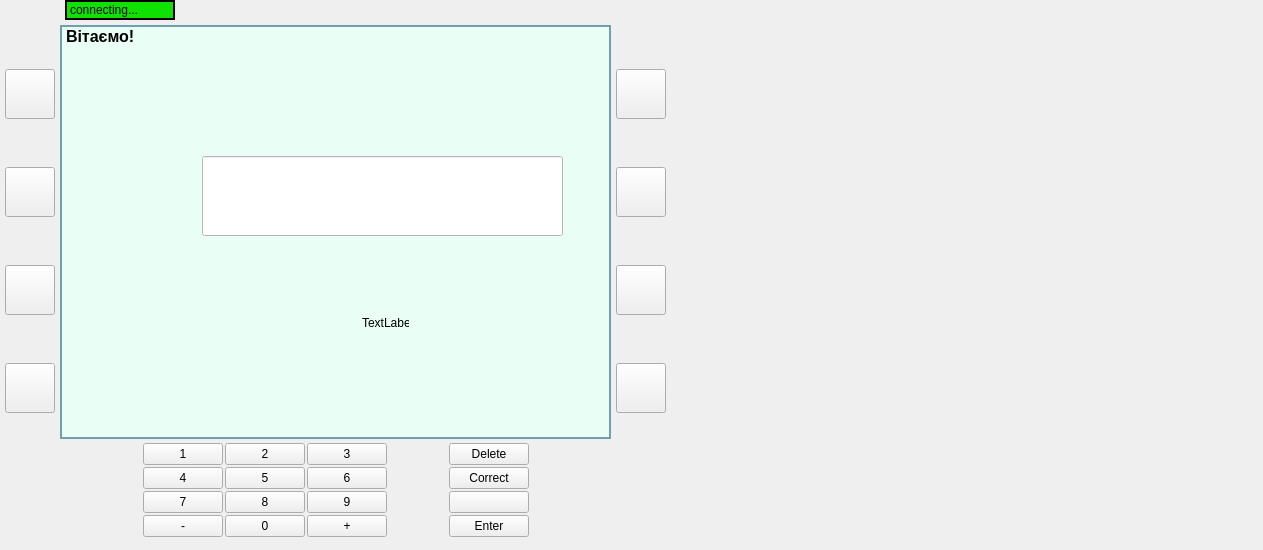
Above: ATM_Project/mainwindow.ui from artikgak/MOOP_ATM before the change. Below: the same form after it.
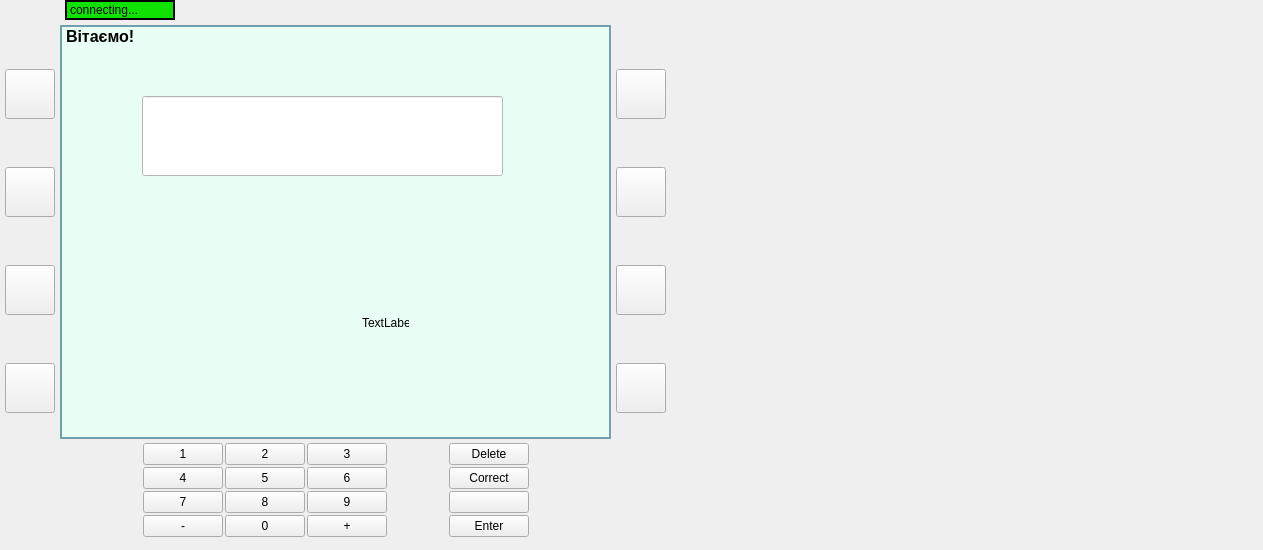
That is the form after the change. The open tabs and pages were chosen to show the change. Icons and pictures are not drawn.

What changed in the file:
```diff
--- a/ATM_Project/mainwindow.ui
+++ b/ATM_Project/mainwindow.ui
@@ -1218,8 +1218,8 @@
             </property>
             <property name="geometry">
              <rect>
-              <x>140</x>
-              <y>110</y>
+              <x>80</x>
+              <y>50</y>
               <width>371</width>
               <height>80</height>
              </rect>
@@ -1248,6 +1248,9 @@
             <property name="text">
              <string/>
             </property>
+            <property name="readOnly">
+             <bool>true</bool>
+            </property>
            </widget>
            <widget class="QLabel" name="availBanknotesLabel">
             <property name="geometry">
```
Left out of the diff: 18 changed lines with no effect on the pictures.
